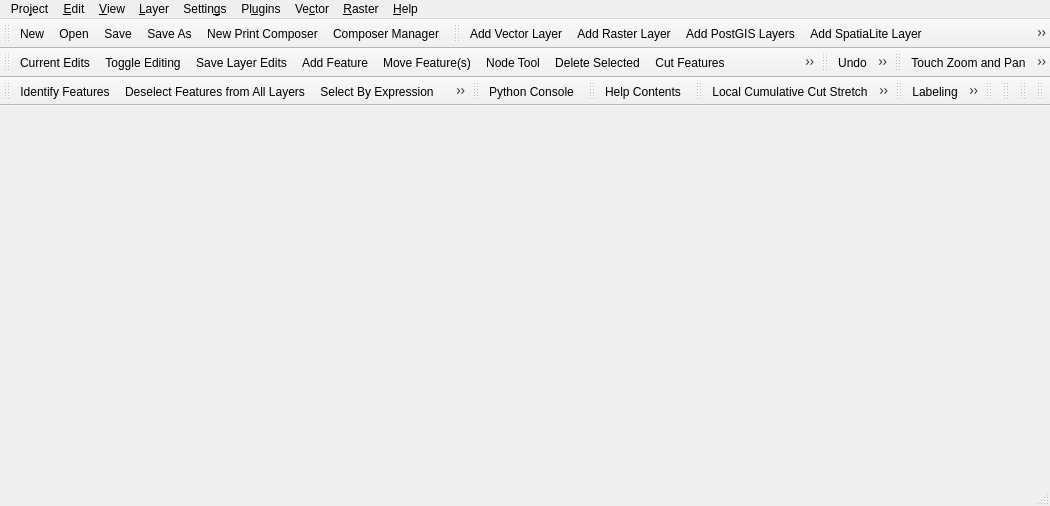
Above: src/ui/qgsclassicapp.ui from kadas-albireo/kadas-albireo before the change. Below: the same form after it.
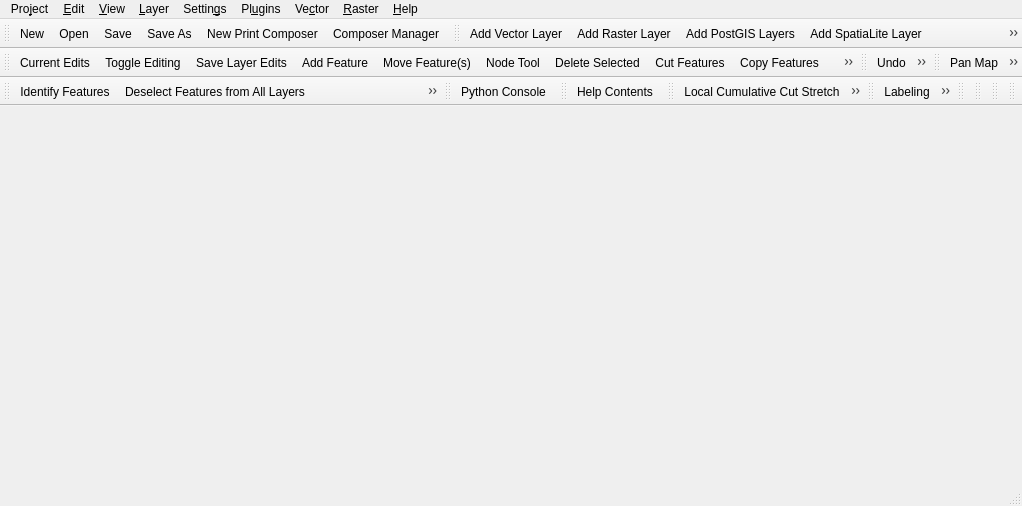
That is the form after the change. Icons and pictures are not drawn.

Commit message: Remove unused touch tool (was merged with pan tool)

Diff of the .ui file:
```diff
--- a/src/ui/qgsclassicapp.ui
+++ b/src/ui/qgsclassicapp.ui
@@ -6,7 +6,7 @@
    <rect>
     <x>0</x>
     <y>0</y>
-    <width>1050</width>
+    <width>1022</width>
     <height>506</height>
    </rect>
   </property>
@@ -16,7 +16,7 @@
     <rect>
      <x>0</x>
      <y>0</y>
-     <width>1050</width>
+     <width>1022</width>
      <height>19</height>
     </rect>
    </property>
@@ -386,7 +386,6 @@
    <attribute name="toolBarBreak">
     <bool>false</bool>
    </attribute>
-   <addaction name="mActionTouch"/>
    <addaction name="mActionPan"/>
    <addaction name="mActionPanToSelected"/>
    <addaction name="mActionZoomIn"/>
@@ -1756,21 +1755,6 @@
     <string>Pan Map to Selection</string>
    </property>
   </action>
-  <action name="mActionTouch">
-   <property name="checkable">
-    <bool>true</bool>
-   </property>
-   <property name="icon">
-    <iconset>
-     <normaloff>:/images/themes/default/mActionTouch.png</normaloff>:/images/themes/default/mActionTouch.png</iconset>
-   </property>
-   <property name="text">
-    <string>Touch Zoom and Pan</string>
-   </property>
-   <property name="toolTip">
-    <string>Touch zoom and pan</string>
-   </property>
-  </action>
   <action name="mActionOffsetCurve">
    <property name="checkable">
     <bool>true</bool>
```
